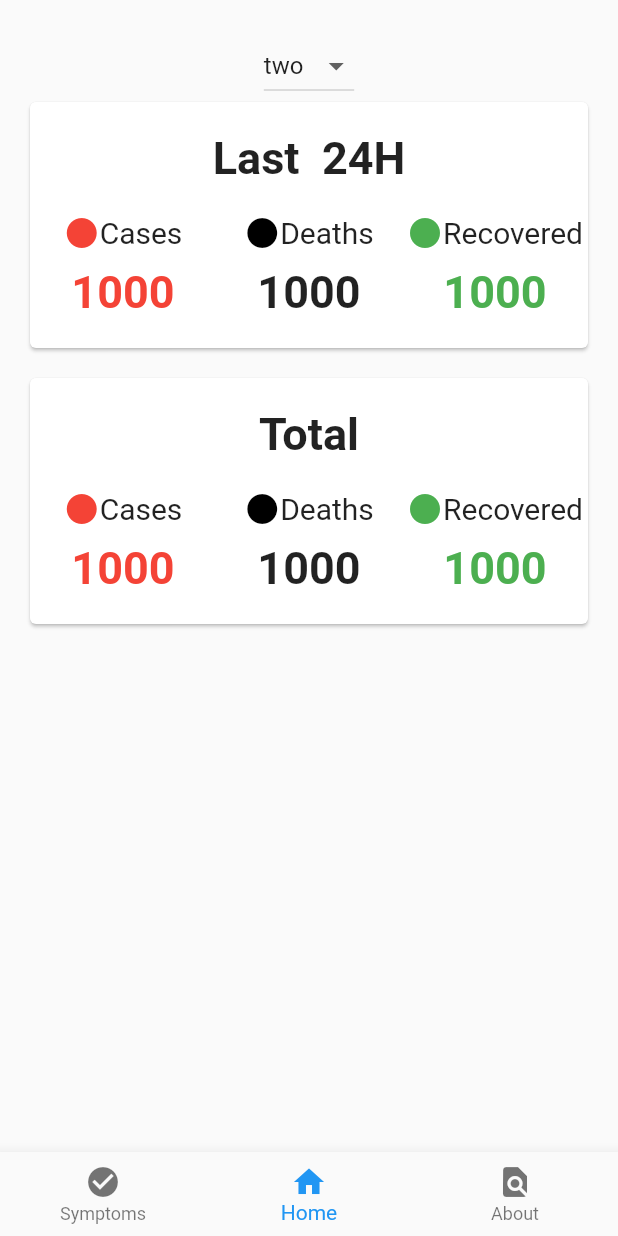
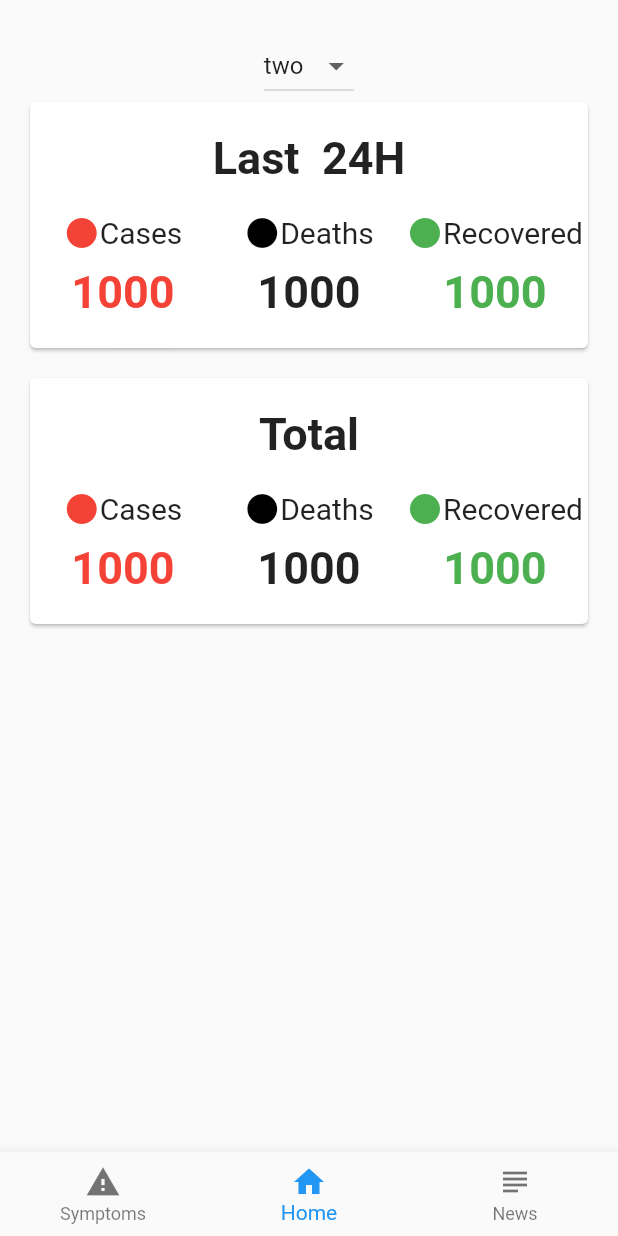
Before and after one commit to tomas-silva-1/covid_app, a Flutter app: the screen it shows after launch, on a phone screen of 412 x 824 dp. Run offline on Flutter 3.47's test engine with Material 2 defaults, Android fonts, the phone set to English and light mode, and no system bars; our stand-ins replace flutter_custom_clippers.

Commit message:
clone and simple changes

```diff
--- a/lib/pages/home.dart
+++ b/lib/pages/home.dart
@@ -38,7 +38,7 @@ class _HomeState extends State<Home> {
         },
         items: [
           BottomNavigationBarItem(
-            icon: Icon(Icons.check_circle),
+            icon: Icon(Icons.warning),
             title: Text('Symptoms'),
             backgroundColor: Colors.blue,
           ),
@@ -48,8 +48,8 @@ class _HomeState extends State<Home> {
             backgroundColor: Colors.blue,
           ),
           BottomNavigationBarItem(
-            icon: Icon(Icons.find_in_page),
-            title: Text('About'),
+            icon: Icon(Icons.subject),
+            title: Text('News'),
             backgroundColor: Colors.blue,
           ),
         ],
```
